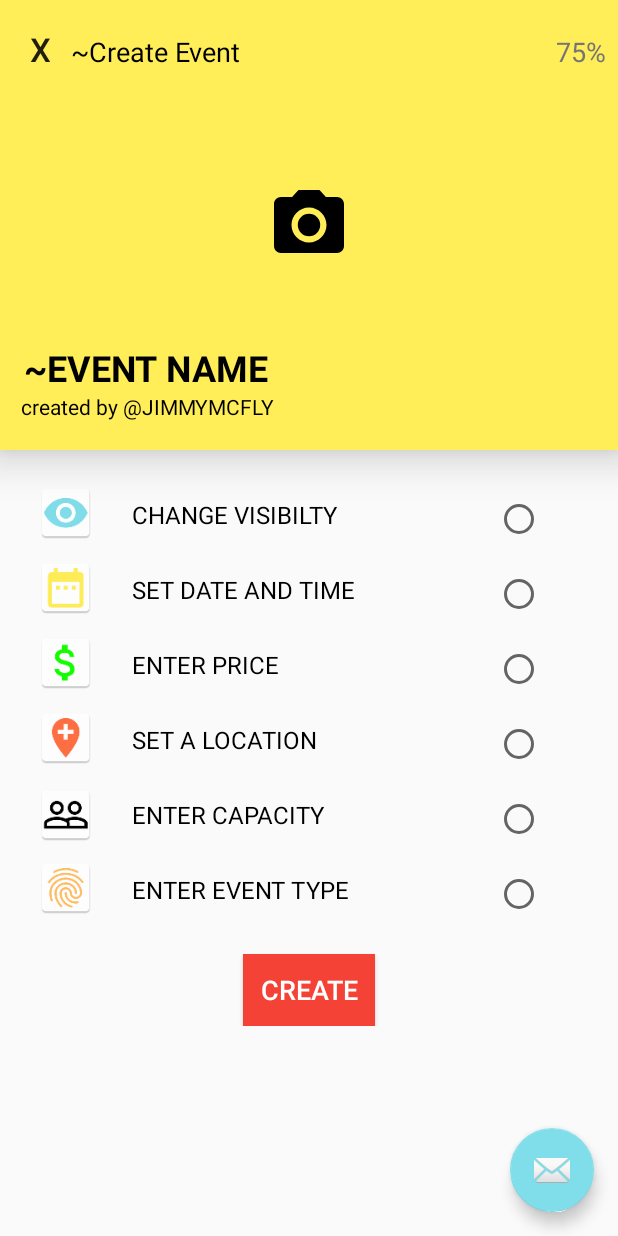
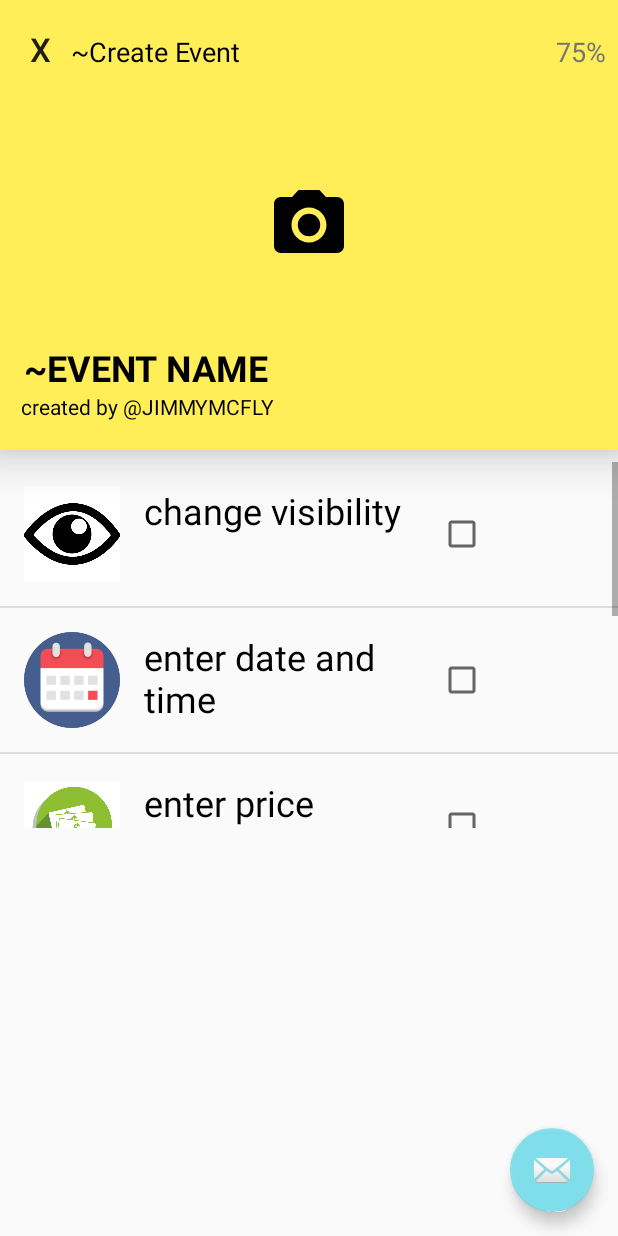
Before and after one commit to uzikid100/Hoster, an Android app: the screen it shows after launch (createEvent), after a tap on "Create Event", on a phone screen of 412 x 824 dp. Run offline under Robolectric (Android 15) with nearby library versions, the phone set to English and light mode, and no system bars; pictures from the network do not load; 2 other taps on this screen came first.

Commit message:
messed up list view

```diff
--- /dev/null
+++ b/app/src/main/java/com/example/uzezi/activitieswithintents/EventFeaturesAdapter.java
@@ -0,0 +1,83 @@
+package com.example.uzezi.activitieswithintents;
+
+import android.content.Context;
+import android.content.res.Resources;
+import android.view.LayoutInflater;
+import android.view.View;
+import android.view.ViewGroup;
+import android.widget.BaseAdapter;
+import android.widget.CheckBox;
+import android.widget.ImageView;
+import android.widget.TextView;
+
+import java.util.ArrayList;
+import java.util.zip.Inflater;
+
+/**
+ * Created by Uzezi on 5/26/2017.
+ */
+
+public class EventFeaturesAdapter extends BaseAdapter {
+
+    private Context mContext;
+    private ArrayList<SingleRow> singleRows;
+
+
+    public EventFeaturesAdapter(Context context){
+        singleRows = new ArrayList<>();
+        mContext = context;
+        Resources res = context.getResources();
+        String[] features = res.getStringArray(R.array.event_features);
+        int[] images = {R.drawable.eye_image, R.drawable.another_calender_icon, R.drawable.circle_icons_cash,
+        R.drawable.add_friends_icon, R.drawable.add_friends_icon, R.drawable.location_and_map, R.drawable.ic_event_type};
+
+
+        for(int i = 0; i<features.length; i++){
+            singleRows.add(new SingleRow(features[i], images[i]));
+        }
+    }
+
+
+    @Override
+    public int getCount() {
+        return singleRows.size();
+    }
+
+    @Override
+    public Object getItem(int position) {
+        return singleRows.get(position);
+    }
+
+    @Override
+    public long getItemId(int position) {
+        return 0;
+    }
+
+    @Override
+    public View getView(int position, View convertView, ViewGroup parent) {
+        LayoutInflater inflater = (LayoutInflater) mContext.getSystemService(Context.LAYOUT_INFLATER_SERVICE);
+        View view = inflater.inflate(R.layout.single_event_edit_row, parent, false);
+
+        TextView textView = (TextView) view.findViewById(R.id.feature_description);
+        ImageView imageView = (ImageView) view.findViewById(R.id.imageView_for_singleView);
+
+        SingleRow temp = singleRows.get(position);
+        textView.setText(temp.description);
+        imageView.setImageResource(temp.image);
+
+        return view;
+    }
+
+
+
+    class SingleRow{
+        private String description;
+        private int image;
+
+        SingleRow(String description, int image){
+            this.description = description;
+            this.image = image;
+        }
+    }
+
+}
--- a/app/src/main/java/com/example/uzezi/activitieswithintents/createEvent.java
+++ b/app/src/main/java/com/example/uzezi/activitieswithintents/createEvent.java
@@ -1,33 +1,20 @@
 package com.example.uzezi.activitieswithintents;
 
 import android.content.Intent;
-import android.media.Image;
 import android.net.Uri;
-import android.os.AsyncTask;
 import android.os.Bundle;
 import android.provider.MediaStore;
 import android.support.design.widget.FloatingActionButton;
-import android.support.design.widget.Snackbar;
 import android.support.v4.app.ShareCompat;
 import android.support.v7.app.AppCompatActivity;
-import android.support.v7.widget.Toolbar;
-import android.text.Editable;
-import android.text.Layout;
-import android.text.TextWatcher;
 import android.view.KeyEvent;
-import android.view.LayoutInflater;
-import android.view.Menu;
-import android.view.MenuInflater;
 import android.view.View;
 import android.widget.Button;
 import android.widget.EditText;
-import android.widget.ImageButton;
 import android.widget.ImageView;
+import android.widget.ListView;
 import android.widget.TextView;
 import android.widget.Toast;
-
-import com.example.uzezi.activitieswithintents.R;
-import com.google.android.gms.ads.AdView;
 
 public class createEvent extends AppCompatActivity {
 
@@ -38,19 +25,25 @@ public class createEvent extends AppCompatActivity {
     private TextView mEventHost;
     private EditText mSetEventName;
     private ImageView mImageFromPhotoIcon;
-    private Button mCreateEventButton;
+//    private Button mCreateEventButton;
 
+
+    private ListView mEventFeaturesListView;
 
     @Override
     protected void onCreate(Bundle savedInstanceState) {
         super.onCreate(savedInstanceState);
         setContentView(R.layout.activity_create_event);
 
+
+        mEventFeaturesListView = (ListView) findViewById(R.id.new_event_listView);
+        mEventFeaturesListView.setAdapter(new EventFeaturesAdapter(this));
+
         mEventTitleTextView = (TextView) findViewById(R.id.tv_eventName);
         mEventHost = (TextView) findViewById(R.id.event_host);
         mSetEventName = (EditText) findViewById(R.id.et_set_event_name);
-        mImageFromPhotoIcon = (ImageView) findViewById(R.id.image_from_photo_icon);
-        mCreateEventButton = (Button) findViewById(R.id.create_event_button);
+        mImageFromPhotoIcon = (ImageView) findViewById(R.id.image_from_photo);
+//        mCreateEventButton = (Button) findViewById(R.id.create_event_button);
 //        Toolbar toolbar = (Toolbar) findViewById(R.id.toolbar);
 //        setSupportActionBar(toolbar);
 
@@ -115,15 +108,14 @@ public class createEvent extends AppCompatActivity {
             }
         });
 
-        final Toast createEventToast = Toast.makeText(this, "Your Event has been created and added to maps!", Toast.LENGTH_LONG);
-        mCreateEventButton.setOnClickListener(new View.OnClickListener() {
-            @Override
-            public void onClick(View v) {
-                createEventToast.show();
-            }
-        });
+//        final Toast createEventToast = Toast.makeText(this, "Your Event has been created and added to maps!", Toast.LENGTH_LONG);
+//        mCreateEventButton.setOnClickListener(new View.OnClickListener() {
+//            @Override
+//            public void onClick(View v) {
+//                createEventToast.show();
+//            }
+//        });
     }
-
 
 
     public void shareApp (String linkToDownloadApp){
@@ -146,24 +138,11 @@ public class createEvent extends AppCompatActivity {
         }
     }
 
+//
+//    public void onClickEventName(View view) {
+//        mEventTitleTextView.setVisibility(View.INVISIBLE);
+//        mSetEventName.setVisibility(View.VISIBLE);
+//
+//    }
 
-    public void onClickEventName(View view) {
-        mEventTitleTextView.setVisibility(View.INVISIBLE);
-        mSetEventName.setVisibility(View.VISIBLE);
-
-    }
-
-
-//    private AdView mAdView;
-//
-//    public void onClickEventIcon(View view) {
-//
-//        mAdView = (AdView) (R.layout.activity_visibility_ad);
-//
-//
-//
-//        LayoutInflater ad = LayoutInflater.from(this);
-//
-//        ad.inflate(R.layout.activity_visibility_ad, view, false);
-//    }
 }
--- a/app/src/main/java/com/example/uzezi/activitieswithintents/fragment_package/GmapFragment.java
+++ b/app/src/main/java/com/example/uzezi/activitieswithintents/fragment_package/GmapFragment.java
@@ -50,7 +50,7 @@ public class GmapFragment extends Fragment implements OnMapReadyCallback {
 
     @RequiresApi(api = Build.VERSION_CODES.JELLY_BEAN_MR1)
     @Override
-    public void onViewCreated(View view, @Nullable Bundle savedInstanceState) {
+    public void onViewCreated(View view, Bundle savedInstanceState) {
         super.onViewCreated(view, savedInstanceState);
 
         MapFragment mapFragment = (MapFragment) getChildFragmentManager().findFragmentById(R.id.map_fragment_view);
--- a/app/src/main/res/layout/activity_create_event.xml
+++ b/app/src/main/res/layout/activity_create_event.xml
@@ -25,6 +25,7 @@
     <ScrollView
         android:layout_width="match_parent"
         android:layout_height="match_parent">
+
         <include layout="@layout/content_create_event" />
     </ScrollView>
 
--- a/app/src/main/res/layout/content_create_event.xml
+++ b/app/src/main/res/layout/content_create_event.xml
@@ -19,6 +19,7 @@
         android:layout_alignParentLeft="true"
         android:layout_alignParentStart="true"
         android:background="@color/hostrYellow"
+        android:layout_marginBottom="8dp"
         android:elevation="16dp">
 
 
@@ -127,12 +128,14 @@
     </FrameLayout>
 
     <ImageView
-        android:id="@+id/image_from_photo_icon"
+        android:id="@+id/image_from_photo"
         android:layout_width="match_parent"
         android:layout_height="match_parent"
-        android:scaleType="centerCrop"/>
+        android:scaleType="centerCrop" />
 
 
-    <include layout="@layout/new_event_options" />
+    <include layout="@layout/event_features_listview"/>
+
+    <!--<include layout="@layout/new_event_options" />-->
 
 </LinearLayout>
--- /dev/null
+++ b/app/src/main/res/layout/event_features_listview.xml
@@ -0,0 +1,13 @@
+<?xml version="1.0" encoding="utf-8"?>
+<LinearLayout xmlns:android="http://schemas.android.com/apk/res/android"
+    xmlns:tools="http://schemas.android.com/tools"
+    android:orientation="vertical"
+    android:layout_width="match_parent"
+    android:layout_height="match_parent"
+    tools:showIn="@layout/activity_create_event">
+
+    <ListView
+        android:id="@+id/new_event_listView"
+        android:layout_width="match_parent"
+        android:layout_height="244dp"/>
+</LinearLayout>
--- a/app/src/main/res/layout/new_event_options.xml
+++ b/app/src/main/res/layout/new_event_options.xml
@@ -237,19 +237,19 @@
     </RelativeLayout>
 
 
-    <Button
-        android:id="@+id/create_event_button"
-        android:layout_width="wrap_content"
-        android:layout_height="wrap_content"
-        android:layout_centerHorizontal="true"
-        android:layout_below="@id/event_type_complete"
-        android:layout_gravity="center"
-        android:gravity="center"
-        android:text="create"
-        android:textSize="18dp"
-        android:elevation="40dp"
-        android:textColor="@android:color/white"
-        android:background="@color/red"/>
+    <!--<Button-->
+        <!--android:id="@+id/create_event_button"-->
+        <!--android:layout_width="wrap_content"-->
+        <!--android:layout_height="wrap_content"-->
+        <!--android:layout_centerHorizontal="true"-->
+        <!--android:layout_below="@id/event_type_complete"-->
+        <!--android:layout_gravity="center"-->
+        <!--android:gravity="center"-->
+        <!--android:text="create"-->
+        <!--android:textSize="18dp"-->
+        <!--android:elevation="40dp"-->
+        <!--android:textColor="@android:color/white"-->
+        <!--android:background="@color/red"/>-->
 
 
 </LinearLayout>
--- /dev/null
+++ b/app/src/main/res/layout/single_event_edit_row.xml
@@ -0,0 +1,37 @@
+<?xml version="1.0" encoding="utf-8"?>
+<RelativeLayout xmlns:android="http://schemas.android.com/apk/res/android"
+    xmlns:app="http://schemas.android.com/apk/res-auto"
+    android:layout_width="match_parent" android:layout_height="match_parent">
+
+    <ImageView
+        android:id="@+id/imageView_for_singleView"
+        android:layout_margin="16dp"
+        android:layout_width="64dp"
+        android:layout_height="64dp"
+        android:layout_alignParentLeft="true"
+        android:layout_alignParentStart="true"
+        android:layout_alignParentTop="true"
+        android:src="@drawable/add_friends_icon" />
+
+    <TextView
+        android:id="@+id/feature_description"
+        android:layout_width="180dp"
+        android:layout_marginRight="16dp"
+        android:layout_height="wrap_content"
+        android:text="TextView"
+        android:gravity=""
+        android:textSize="24dp"
+        android:textColor="@android:color/black"
+        android:layout_toRightOf="@+id/imageView_for_singleView"
+        android:layout_alignTop="@+id/imageView_for_singleView"
+        android:layout_alignBottom="@+id/imageView_for_singleView" />
+
+    <CheckBox
+        android:id="@+id/checkBox"
+        android:layout_width="wrap_content"
+        android:layout_height="wrap_content"
+        android:layout_alignTop="@+id/feature_description"
+        android:layout_toRightOf="@+id/feature_description"
+        android:layout_alignBottom="@+id/feature_description" />
+
+</RelativeLayout>
--- a/app/src/main/res/values/strings.xml
+++ b/app/src/main/res/values/strings.xml
@@ -17,6 +17,13 @@
     <!- -->
     <string name="interstitial_ad_unit_id">ca-app-pub-3940256099942544/1033173712</string>
 
-    <!-- TODO: Remove or change this placeholder text -->
-    <string name="hello_blank_fragment">Hello blank fragment</string>
+    <string-array name="event_features">
+        <item>change visibility</item>
+        <item>enter date and time</item>
+        <item>enter price</item>
+        <item>enter capacity</item>
+        <item>change location</item>
+        <item>set event type</item>
+    </string-array>
+
 </resources>
```
Also changed, not shown: app/src/main/res/drawable/add_friends_icon.jpg (added), app/src/main/res/drawable/another_calender_icon.png (added), app/src/main/res/drawable/circle_icons_cash.jpg (added), app/src/main/res/drawable/eye_image.jpg (added), app/src/main/res/drawable/ic_event_type.png (added), app/src/main/res/drawable/location_and_map.png (added).
